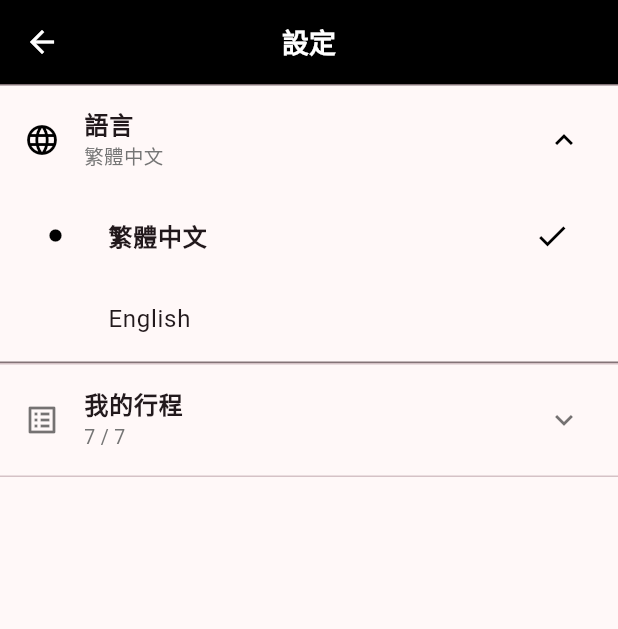
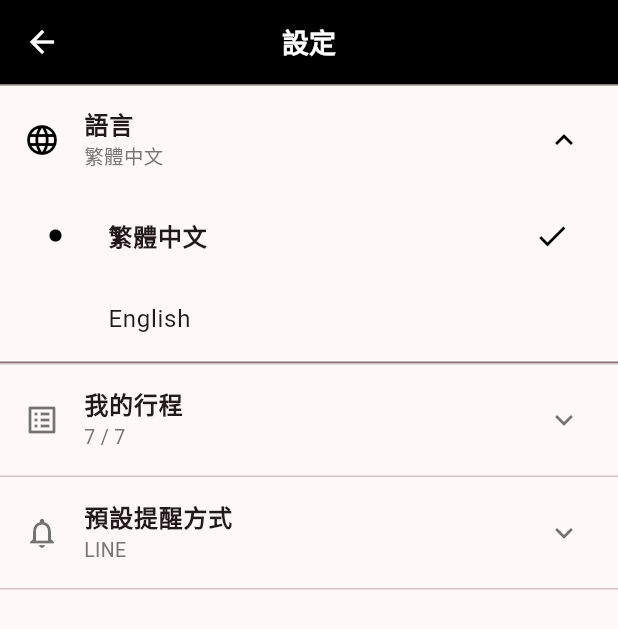
Before and after one commit to wiroger9595/schedule_management, a Flutter app: the SettingsScreen screen opened directly, after a tap on "Language", after a tap on "繁體中文", on a phone screen of 412 x 824 dp. Shown: the top 629 px of the screen. Run offline on Flutter 3.47's test engine with Material 3 defaults, Android fonts, the phone set to English and light mode, and no system bars; our stand-ins replace easy_localization, firebase_core, flutter_local_notifications, flutter_secure_storage, geolocator, google_maps_flutter and 7 more; missing offline and left inert: call_log, google_sign_in_web, home_widget; accounts and stored records are empty; network calls fail.

Commit message:
fix lang and bug

```diff
--- a/mobile/assets/i18n/en.json
+++ b/mobile/assets/i18n/en.json
@@ -222,5 +222,9 @@
   "physicalLocation": "Physical Location",
   "onlineMeetingLink": "Meeting Link",
   "onlineMeetingLinkHint": "e.g. https://meet.google.com/...",
-  "openLink": "Open Link"
+  "openLink": "Open Link",
+  "reminder2hTitle": "Upcoming: {title}",
+  "reminder2hBody": "Your schedule \"{title}\" starts in 2 hours.",
+  "reminder1hTitle": "Starting Soon: {title}",
+  "reminder1hBody": "Your schedule \"{title}\" starts in 1 hour. Get ready!"
 }
--- a/mobile/assets/i18n/zh-TW.json
+++ b/mobile/assets/i18n/zh-TW.json
@@ -222,5 +222,9 @@
   "physicalLocation": "實體地點",
   "onlineMeetingLink": "會議連結",
   "onlineMeetingLinkHint": "例如：https://meet.google.com/...",
-  "openLink": "開啟連結"
+  "openLink": "開啟連結",
+  "reminder2hTitle": "即將開始：{title}",
+  "reminder2hBody": "「{title}」將在 2 小時後開始",
+  "reminder1hTitle": "快要開始了：{title}",
+  "reminder1hBody": "「{title}」將在 1 小時後開始，請準備出發！"
 }
--- a/mobile/lib/screens/settings_screen.dart
+++ b/mobile/lib/screens/settings_screen.dart
@@ -1,11 +1,20 @@
 import 'package:easy_localization/easy_localization.dart';
 import 'package:flutter/material.dart';
 import 'package:provider/provider.dart';
+import '../providers/auth_provider.dart';
 import '../providers/settings_provider.dart';
 import '../utils/constants.dart';
 
-class SettingsScreen extends StatelessWidget {
+class SettingsScreen extends StatefulWidget {
   const SettingsScreen({super.key});
+
+  @override
+  State<SettingsScreen> createState() => _SettingsScreenState();
+}
+
+class _SettingsScreenState extends State<SettingsScreen> {
+  // Local state — avoids watching AuthProvider in build (prevents ExpansionTile collapse on rebuild)
+  String _defaultSending = 'line';
 
   static const _languages = [
     {'label': '繁體中文', 'locale': Locale('zh', 'TW')},
@@ -22,12 +31,45 @@ class SettingsScreen extends StatelessWidget {
     {'status': ScheduleStatus.cancel,      'label': 'statusCancelled'.tr()},
   ];
 
+  List<Map<String, String>> get _notificationItems => [
+    {'value': 'line',  'label': 'notificationLine'.tr()},
+    {'value': 'sms',   'label': 'notificationSMSShort'.tr()},
+    {'value': 'email', 'label': 'notificationEmail'.tr()},
+  ];
+
+  @override
+  void initState() {
+    super.initState();
+    // Use post-frame callback so the widget tree is fully built before reading providers
+    WidgetsBinding.instance.addPostFrameCallback((_) {
+      if (!mounted) return;
+      final sending = context.read<AuthProvider>().user?['default_sending'];
+      if (sending != null && sending is String) {
+        setState(() => _defaultSending = sending);
+      }
+    });
+  }
+
+  Future<void> _setNotificationMethod(String value) async {
+    // Optimistic local update — UI responds immediately, no rebuild from auth
+    setState(() => _defaultSending = value);
+    try {
+      await context.read<AuthProvider>().updateProfile({'default_sending': value});
+    } catch (_) {
+      // Revert on failure
+      if (mounted) {
+        final auth = context.read<AuthProvider>();
+        setState(() => _defaultSending = auth.user?['default_sending'] ?? 'line');
+      }
+    }
+  }
+
   @override
   Widget build(BuildContext context) {
     final currentLocale = context.locale;
     final settings = context.watch<SettingsProvider>();
+    // Do NOT watch AuthProvider here — use local _defaultSending instead
 
-    // 已選幾個語言 / 已勾幾個狀態 → 顯示在 subtitle
     final selectedLang = _languages.firstWhere(
       (l) => (l['locale'] as Locale) == currentLocale,
       orElse: () => _languages.first,
@@ -37,6 +79,10 @@ class SettingsScreen extends StatelessWidget {
         .where((item) => settings.isVisible(item['status']!))
         .length;
     final totalCount = _statusItems(context).length;
+
+    final currentNotifLabel = _notificationItems
+        .firstWhere((n) => n['value'] == _defaultSending,
+            orElse: () => _notificationItems.first)['label']!;
 
     return Scaffold(
       appBar: AppBar(
@@ -118,6 +164,46 @@ class SettingsScreen extends StatelessWidget {
 
           const Divider(height: 1),
 
+          // ── Default Notification Method section ──
+          ExpansionTile(
+            leading: const Icon(Icons.notifications_outlined),
+            title: Text(
+              'defaultNotificationMethod'.tr(),
+              style: const TextStyle(fontWeight: FontWeight.w600),
+            ),
+            subtitle: Text(
+              currentNotifLabel,
+              style: TextStyle(fontSize: 13, color: Colors.grey[600]),
+            ),
+            iconColor: Colors.black,
+            collapsedIconColor: Colors.black54,
+            childrenPadding: EdgeInsets.zero,
+            children: _notificationItems.map((item) {
+              final isSelected = _defaultSending == item['value'];
+              return ListTile(
+                contentPadding: const EdgeInsets.symmetric(horizontal: 32),
+                leading: Icon(
+                  Icons.circle,
+                  size: 10,
+                  color: isSelected ? Colors.black : Colors.transparent,
+                ),
+                title: Text(
+                  item['label']!,
+                  style: TextStyle(
+                    fontWeight:
+                        isSelected ? FontWeight.bold : FontWeight.normal,
+                  ),
+                ),
+                trailing: isSelected
+                    ? const Icon(Icons.check, color: Colors.black)
+                    : null,
+                onTap: () => _setNotificationMethod(item['value']!),
+              );
+            }).toList(),
+          ),
+
+          const Divider(height: 1),
+
           const SizedBox(height: 16),
         ],
       ),
```
Also changed, not shown: mobile/lib/screens/home_screen.dart (+12 -33 lines), mobile/lib/screens/profile_edit_screen.dart (+0 -24 lines), mobile/lib/screens/profile_screen.dart (+0 -17 lines), 1 other file.
